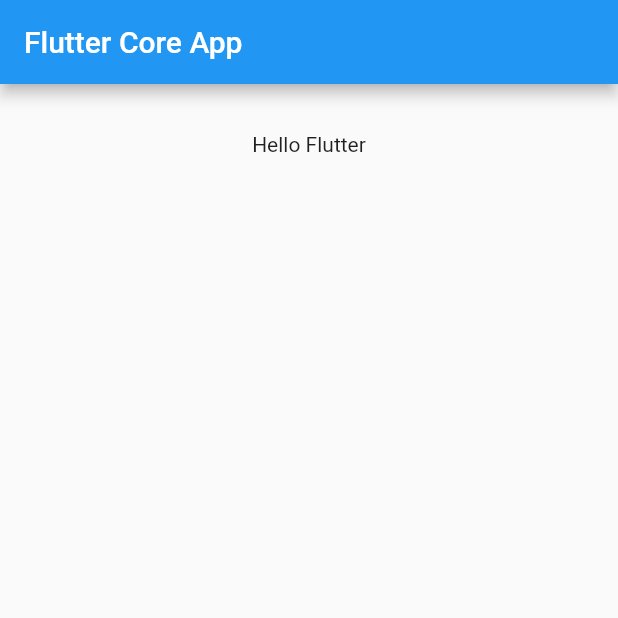
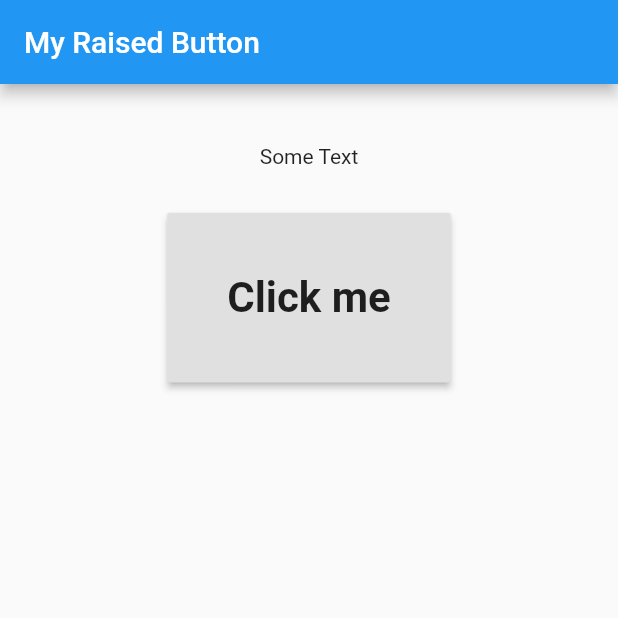
Before and after one commit to zabochen/FlutterCoreApp, a Flutter app: the screen it shows after launch, on a phone screen of 412 x 824 dp, the top half of it. Run offline on Flutter 3.47's test engine with Material 2 defaults, Android fonts, the phone set to English and light mode, and no system bars.

Commit message:
RaisedButton

```diff
--- /dev/null
+++ b/lib/button/raised_button.dart
@@ -0,0 +1,56 @@
+import 'package:flutter/material.dart';
+
+class MyRaisedButton extends StatefulWidget {
+  @override
+  State<StatefulWidget> createState() {
+    return _State();
+  }
+}
+
+class _State extends State<MyRaisedButton> {
+  String _appBarTitle = "My Raised Button";
+  String _someText = "Some Text";
+
+  void _onPressedButton() {
+    setState(() {
+      _someText = "Button Pressed";
+    });
+  }
+
+  @override
+  Widget build(BuildContext context) {
+    return Scaffold(
+      appBar: AppBar(
+        title: Text(_appBarTitle),
+      ),
+      body: Container(
+          padding: EdgeInsets.all(40.0),
+          child: Center(
+            child: Column(
+              children: <Widget>[
+                Text(
+                  _someText,
+                ),
+                Padding(
+                  padding: EdgeInsets.all(30.0),
+                  child: RaisedButton(
+                    padding: EdgeInsets.all(20.0),
+                    onPressed: () {
+                      _onPressedButton();
+                    },
+                    child: Padding(
+                      padding: EdgeInsets.all(20.0),
+                      child: Text(
+                        "Click me",
+                        style: TextStyle(
+                            fontSize: 28.0, fontWeight: FontWeight.bold),
+                      ),
+                    ),
+                  ),
+                ),
+              ],
+            ),
+          )),
+    );
+  }
+}
--- a/lib/main.dart
+++ b/lib/main.dart
@@ -1,33 +1,8 @@
 import 'package:flutter/material.dart';
+import 'package:flutter_core_app/button/raised_button.dart';
 
 void main() {
   runApp(MaterialApp(
-    home: MainApp(),
+    home: MyRaisedButton(),
   ));
 }
-
-class MainApp extends StatefulWidget {
-  @override
-  _State createState() => _State();
-}
-
-class _State extends State<MainApp> {
-  @override
-  Widget build(BuildContext context) {
-    return Scaffold(
-      appBar: AppBar(
-        title: Text("Flutter Core App"),
-      ),
-      body: Container(
-        padding: EdgeInsets.all(32.0),
-        child: Center(
-          child: Column(
-            children: <Widget>[
-              Text("Hello Flutter"),
-            ],
-          ),
-        ),
-      ),
-    );
-  }
-}
```
Also changed, not shown: 1 other file.
